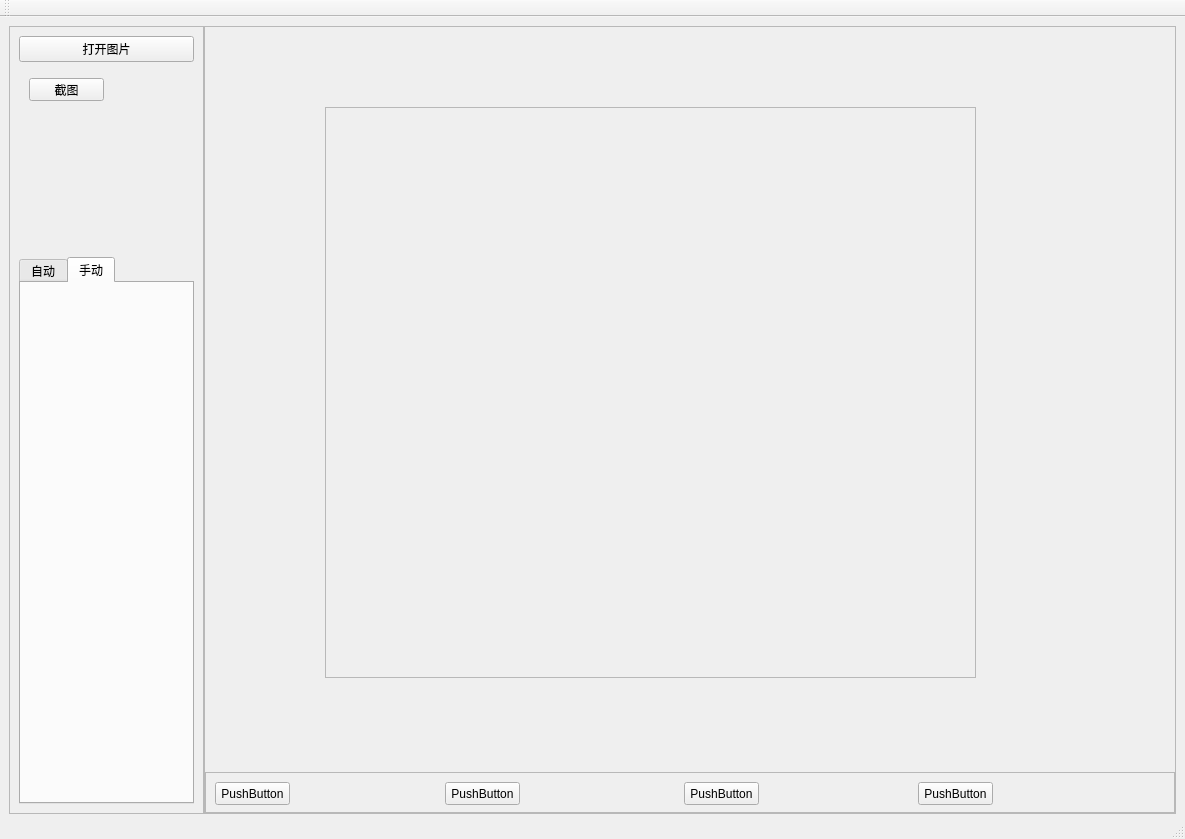
Orpheusun/DefectDetect, file mainWindow.ui: the form before one commit.
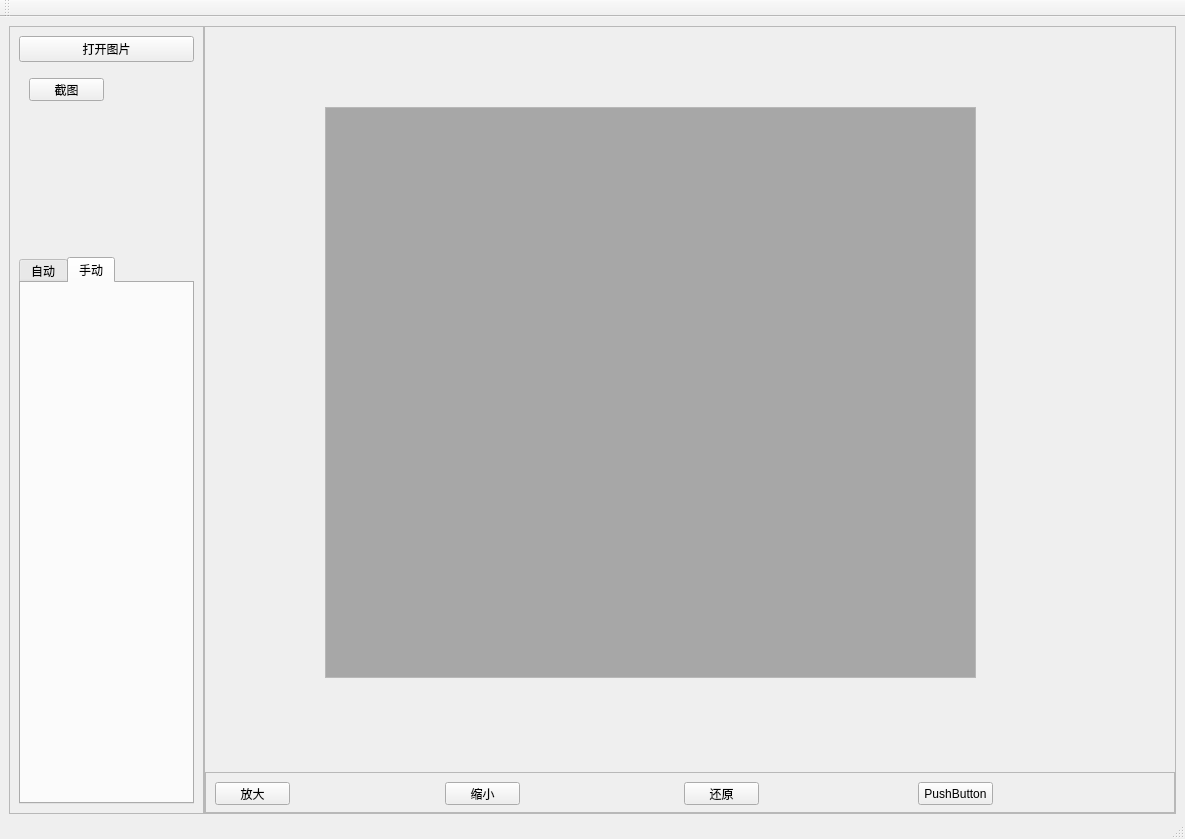
The form after the commit.

Diff of the .ui file:
```diff
--- a/mainWindow.ui
+++ b/mainWindow.ui
@@ -150,6 +150,9 @@
                <property name="cursor">
                 <cursorShape>CrossCursor</cursorShape>
                </property>
+               <property name="styleSheet">
+                <string notr="true">background-color: rgb(167, 167, 167);</string>
+               </property>
                <property name="text">
                 <string/>
                </property>
@@ -177,7 +180,7 @@
              </rect>
             </property>
             <property name="text">
-             <string>PushButton</string>
+             <string>放大</string>
             </property>
            </widget>
            <widget class="QPushButton" name="pushButton_2">
@@ -190,7 +193,7 @@
              </rect>
             </property>
             <property name="text">
-             <string>PushButton</string>
+             <string>缩小</string>
             </property>
            </widget>
            <widget class="QPushButton" name="pushButton_3">
@@ -203,7 +206,7 @@
              </rect>
             </property>
             <property name="text">
-             <string>PushButton</string>
+             <string>还原</string>
             </property>
            </widget>
            <widget class="QPushButton" name="pushButton_4">
```
Left out of the diff: 6 changed lines with no effect on the pictures.
